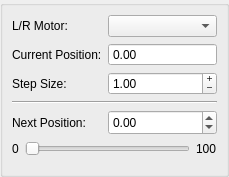
First picture: the form in xpaxs/instrumentation/spec/ui/ui_motorwidget.ui, repository praxes/praxes, before the edit.
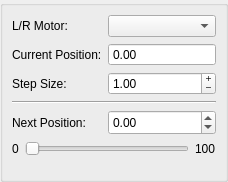
Second picture: the form after the edit.

The edit to the form file:
```diff
--- a/xpaxs/instrumentation/spec/ui/ui_motorwidget.ui
+++ b/xpaxs/instrumentation/spec/ui/ui_motorwidget.ui
@@ -5,8 +5,8 @@
    <rect>
     <x>0</x>
     <y>0</y>
-    <width>229</width>
-    <height>177</height>
+    <width>228</width>
+    <height>182</height>
    </rect>
   </property>
   <property name="windowTitle" >
```
Left out of the diff: 15 changed lines with no effect on the pictures.
